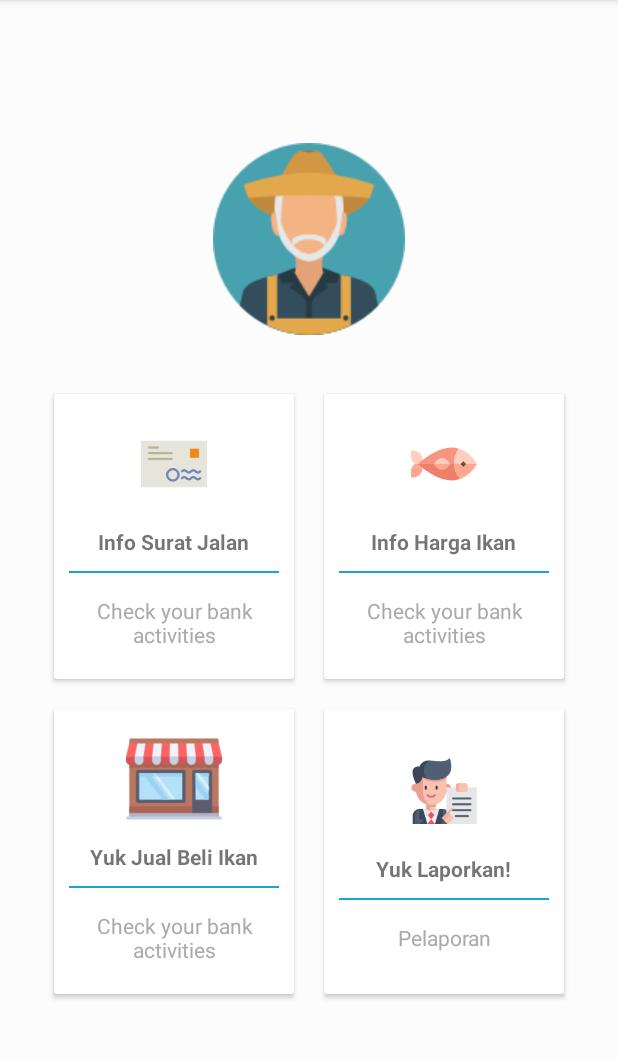
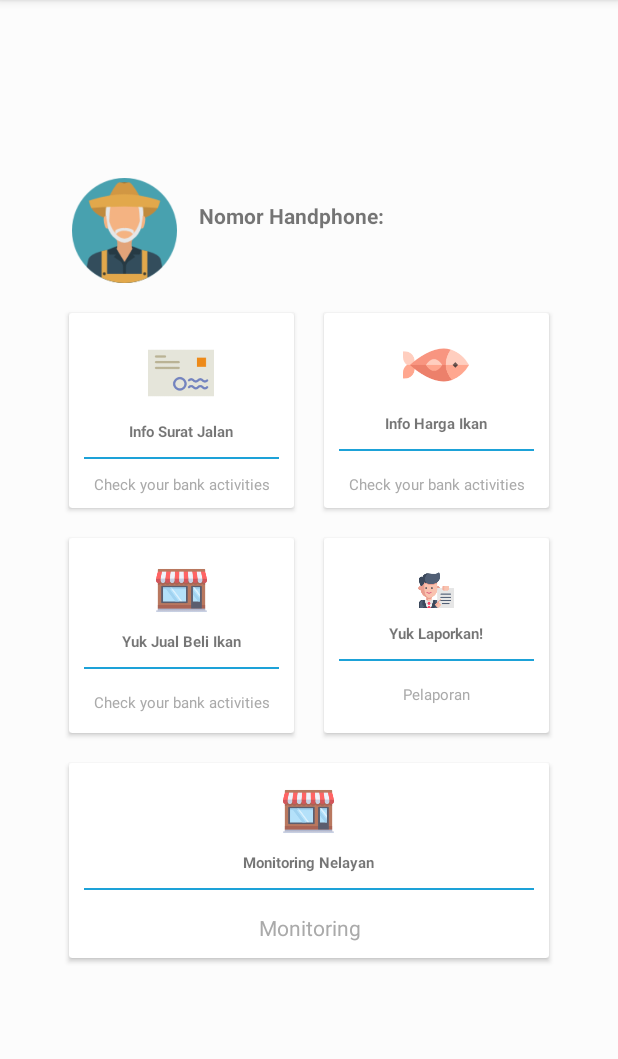
Before and after one commit to radensaleh/ikanku, an Android app: the screen it shows after launch once a user with an empty profile is signed in (MainActivity), on a phone screen of 412 x 824 dp, the part 84-1143 px from its top. Run offline under Robolectric (Android 15) with nearby library versions, the phone set to English and light mode, and no system bars; our stand-ins replace Firebase (no records; nobody signed in at launch, a user with empty details on screens opened directly); 1 statement that could not run was skipped.

Commit message:
Login register fix, menu, report

```diff
--- a/app/src/main/java/com/mafish/mafish/AddFishShopActivity.java
+++ b/app/src/main/java/com/mafish/mafish/AddFishShopActivity.java
@@ -8,7 +8,6 @@ import android.graphics.BitmapFactory;
 import android.graphics.drawable.BitmapDrawable;
 import android.net.Uri;
 import android.support.annotation.NonNull;
-import android.support.design.widget.FloatingActionButton;
 import android.support.v4.app.ActivityCompat;
 import android.support.v7.app.AppCompatActivity;
 import android.os.Bundle;
@@ -18,6 +17,7 @@ import android.widget.EditText;
 import android.widget.ImageView;
 import android.widget.Toast;
 
+import com.mafish.mafish.Database.DbHandler;
 import com.mafish.mafish.adapter.FishAdapter;
 import com.mafish.mafish.model.Fish;
 
--- a/app/src/main/java/com/mafish/mafish/DbHandler.java
+++ b/app/src/main/java/com/mafish/mafish/Database/DbHandler.java
@@ -1,4 +1,4 @@
-package com.mafish.mafish;
+package com.mafish.mafish.Database;
 
 import android.content.ContentValues;
 import android.content.Context;
--- a/app/src/main/java/com/mafish/mafish/DbHelper.java
+++ b/app/src/main/java/com/mafish/mafish/Database/DbHelper.java
@@ -1,4 +1,4 @@
-package com.mafish.mafish;
+package com.mafish.mafish.Database;
 
 import android.content.Context;
 import android.database.Cursor;
--- a/app/src/main/java/com/mafish/mafish/FishShopActivity.java
+++ b/app/src/main/java/com/mafish/mafish/FishShopActivity.java
@@ -1,8 +1,6 @@
 package com.mafish.mafish;
 
 import android.content.Intent;
-import android.graphics.Bitmap;
-import android.graphics.BitmapFactory;
 import android.support.design.widget.FloatingActionButton;
 import android.support.design.widget.Snackbar;
 import android.support.v7.app.AppCompatActivity;
@@ -15,9 +13,8 @@ import android.view.View;
 import android.widget.AdapterView;
 import android.widget.ArrayAdapter;
 import android.widget.Spinner;
-import android.widget.TextView;
-import android.widget.Toast;
 
+import com.mafish.mafish.Database.DbHandler;
 import com.mafish.mafish.adapter.FishAdapter;
 import com.mafish.mafish.model.Fish;
 
--- a/app/src/main/java/com/mafish/mafish/MainActivity.java
+++ b/app/src/main/java/com/mafish/mafish/MainActivity.java
@@ -7,6 +7,8 @@ import android.os.Bundle;
 import android.support.v7.widget.CardView;
 import android.view.View;
 import android.widget.TextView;
+
+import com.mafish.mafish.Database.DbHelper;
 
 public class MainActivity extends AppCompatActivity {
 
--- a/app/src/main/java/com/mafish/mafish/ReportActivity.java
+++ b/app/src/main/java/com/mafish/mafish/ReportActivity.java
@@ -26,7 +26,7 @@ public class ReportActivity extends AppCompatActivity {
         cvReport.setOnClickListener(new View.OnClickListener() {
             @Override
             public void onClick(View v) {
-                Intent i = new Intent(ReportActivity.this, MainActivity.class);
+                Intent i = new Intent(ReportActivity.this, DetailReportActivity.class);
                 startActivity(i);
             }
         });
--- a/app/src/main/res/layout/activity_main.xml
+++ b/app/src/main/res/layout/activity_main.xml
@@ -12,31 +12,57 @@
     android:gravity="center"
     android:id="@+id/ll">
 
+    <LinearLayout
+        android:layout_width="match_parent"
+        android:layout_height="wrap_content"
+        android:layout_marginLeft="25dp"
+        android:orientation="horizontal">
+
         <ImageView
-        android:layout_width="wrap_content"
-        android:layout_height="wrap_content"
+            android:layout_width="70dp"
+            android:layout_height="70dp"
             android:src="@drawable/user"/>
+
+        <LinearLayout
+            android:layout_width="match_parent"
+            android:orientation="vertical"
+            android:layout_height="wrap_content">
+
+            <TextView
+                android:layout_width="match_parent"
+                android:layout_height="match_parent"
+                android:layout_gravity="center"
+                android:layout_marginTop="15dp"
+                android:layout_marginLeft="10dp"
+                android:text="Nomor Handphone:"
+                android:textStyle="bold"/>
 
             <TextView
                 android:id="@+id/tv_nohp"
-        android:layout_width="wrap_content"
-        android:layout_height="wrap_content"
+                android:layout_width="match_parent"
+                android:layout_height="match_parent"
                 android:layout_gravity="center"
-        android:layout_marginTop="10dp"
-        android:text="Sandy Priyatna"
+                android:layout_marginLeft="10dp"
+                android:text=""
                 android:textStyle="bold"/>
+
+        </LinearLayout>
+
+    </LinearLayout>
+
     <LinearLayout
         android:clipToPadding="false"
         android:gravity="center"
+        android:layout_marginTop="10dp"
         android:orientation="horizontal"
         android:layout_width="match_parent"
         android:layout_height="wrap_content">
         <android.support.v7.widget.CardView
-            android:id="@+id/cv_surat_jalan"
             android:foreground="?android:attr/selectableItemBackground"
             android:clickable="true"
-            android:layout_width="160dp"
-            android:layout_height="190dp"
+            android:id="@+id/cv_surat_jalan"
+            android:layout_width="150dp"
+            android:layout_height="130dp"
             android:layout_margin="10dp">
             <LinearLayout
                 android:layout_width="match_parent"
@@ -52,7 +78,7 @@
                     android:layout_width="wrap_content"
                     android:layout_height="wrap_content"
                     android:textStyle="bold"
-                    android:layout_marginTop="10dp"
+                    android:textSize="10dp"
                     android:text="Info Surat Jalan"/>
                 <View
                     android:layout_width="match_parent"
@@ -64,17 +90,17 @@
                     android:layout_height="wrap_content"
                     android:gravity="center"
                     android:text="Check your bank activities"
-                    android:padding="5dp"
+                    android:textSize="10dp"
                     android:textColor="@android:color/darker_gray"/>
 
             </LinearLayout>
         </android.support.v7.widget.CardView>
         <android.support.v7.widget.CardView
-            android:id="@+id/cv_info_harga_ikan"
             android:foreground="?android:attr/selectableItemBackground"
             android:clickable="true"
-            android:layout_width="160dp"
-            android:layout_height="190dp"
+            android:id="@+id/cv_info_harga_ikan"
+            android:layout_width="150dp"
+            android:layout_height="130dp"
             android:layout_margin="10dp">
             <LinearLayout
                 android:layout_width="match_parent"
@@ -90,7 +116,7 @@
                     android:layout_width="wrap_content"
                     android:layout_height="wrap_content"
                     android:textStyle="bold"
-                    android:layout_marginTop="10dp"
+                    android:textSize="10dp"
                     android:text="Info Harga Ikan"/>
                 <View
                     android:layout_width="match_parent"
@@ -101,6 +127,7 @@
                     android:layout_width="wrap_content"
                     android:layout_height="wrap_content"
                     android:gravity="center"
+                    android:textSize="10dp"
                     android:text="Check your bank activities"
                     android:padding="5dp"
                     android:textColor="@android:color/darker_gray"/>
@@ -115,11 +142,11 @@
         android:layout_width="match_parent"
         android:layout_height="wrap_content">
         <android.support.v7.widget.CardView
-            android:id="@+id/cv_jual_beli_ikan"
             android:foreground="?android:attr/selectableItemBackground"
             android:clickable="true"
-            android:layout_width="160dp"
-            android:layout_height="190dp"
+            android:id="@+id/cv_jual_beli_ikan"
+            android:layout_width="150dp"
+            android:layout_height="130dp"
             android:layout_margin="10dp">
             <LinearLayout
                 android:layout_width="match_parent"
@@ -127,14 +154,16 @@
                 android:orientation="vertical"
                 android:gravity="center">
                 <ImageView
-                    android:layout_width="64dp"
-                    android:layout_height="64dp"
+                    android:layout_marginTop="10dp"
+                    android:layout_width="34dp"
+                    android:layout_height="34dp"
                     android:background="@drawable/shop"
                     android:padding="10dp"/>
                 <TextView
                     android:layout_width="wrap_content"
                     android:layout_height="wrap_content"
                     android:textStyle="bold"
+                    android:textSize="10dp"
                     android:layout_marginTop="10dp"
                     android:text="Yuk Jual Beli Ikan"/>
                 <View
@@ -146,6 +175,7 @@
                     android:layout_width="wrap_content"
                     android:layout_height="wrap_content"
                     android:gravity="center"
+                    android:textSize="10dp"
                     android:text="Check your bank activities"
                     android:padding="5dp"
                     android:textColor="@android:color/darker_gray"/>
@@ -153,11 +183,11 @@
             </LinearLayout>
         </android.support.v7.widget.CardView>
         <android.support.v7.widget.CardView
-            android:id="@+id/cv_laporkan"
             android:foreground="?android:attr/selectableItemBackground"
             android:clickable="true"
-            android:layout_width="160dp"
-            android:layout_height="190dp"
+            android:id="@+id/cv_laporkan"
+            android:layout_width="150dp"
+            android:layout_height="130dp"
             android:layout_margin="10dp">
 
             <LinearLayout
@@ -167,15 +197,16 @@
                 android:orientation="vertical">
 
                 <ImageView
-                    android:layout_width="64dp"
-                    android:layout_height="64dp"
+                    android:layout_width="44dp"
+                    android:layout_height="44dp"
                     android:padding="10dp"
+
                     android:src="@drawable/report" />
 
                 <TextView
                     android:layout_width="wrap_content"
                     android:layout_height="wrap_content"
-                    android:layout_marginTop="10dp"
+                    android:textSize="10dp"
                     android:text="Yuk Laporkan!"
                     android:textStyle="bold" />
 
@@ -191,7 +222,54 @@
                     android:gravity="center"
                     android:padding="5dp"
                     android:text="Pelaporan"
+                    android:textSize="10dp"
                     android:textColor="@android:color/darker_gray" />
+
+            </LinearLayout>
+        </android.support.v7.widget.CardView>
+    </LinearLayout>
+    <LinearLayout
+        android:clipToPadding="false"
+        android:gravity="center"
+        android:orientation="horizontal"
+        android:layout_width="match_parent"
+        android:layout_height="wrap_content">
+        <android.support.v7.widget.CardView
+            android:foreground="?android:attr/selectableItemBackground"
+            android:clickable="true"
+            android:layout_width="320dp"
+            android:layout_height="130dp"
+            android:layout_margin="10dp">
+            <LinearLayout
+                android:layout_width="match_parent"
+                android:layout_height="match_parent"
+                android:orientation="vertical"
+                android:gravity="center">
+                <ImageView
+                    android:layout_marginTop="10dp"
+                    android:layout_width="34dp"
+                    android:layout_height="34dp"
+                    android:background="@drawable/shop"
+                    android:padding="10dp"/>
+                <TextView
+                    android:layout_width="wrap_content"
+                    android:layout_height="wrap_content"
+                    android:textStyle="bold"
+                    android:textSize="10dp"
+                    android:layout_marginTop="10dp"
+                    android:text="Monitoring Nelayan"/>
+                <View
+                    android:layout_width="match_parent"
+                    android:layout_height="1dp"
+                    android:background="@color/colorPrimary"
+                    android:layout_margin="10dp"/>
+                <TextView
+                    android:layout_width="wrap_content"
+                    android:layout_height="wrap_content"
+                    android:gravity="center"
+                    android:text="Monitoring"
+                    android:padding="5dp"
+                    android:textColor="@android:color/darker_gray"/>
 
             </LinearLayout>
         </android.support.v7.widget.CardView>
--- a/app/src/main/res/layout/activity_register.xml
+++ b/app/src/main/res/layout/activity_register.xml
@@ -38,8 +38,8 @@
             android:layout_height="wrap_content"
             android:ems="10"
             android:layout_margin="15dp"
-            android:inputType="number"
-            android:hint="No Handphone" />
+            android:hint="Email"
+            android:inputType="textEmailAddress"/>
 
     </android.support.design.widget.TextInputLayout>
     <android.support.design.widget.TextInputLayout
```
Also changed, not shown: app/src/main/java/com/mafish/mafish/LoginActivity.java (+42 -7 lines), app/src/main/java/com/mafish/mafish/RegisterActivity.java (+46 -6 lines), app/src/main/java/com/mafish/mafish/helper/SqliteHelper.java (renamed from app/src/main/java/com/mafish/mafish/SqliteHelper.java, +20 -2 lines). Lines whose indentation alone changed are shown as unchanged.
